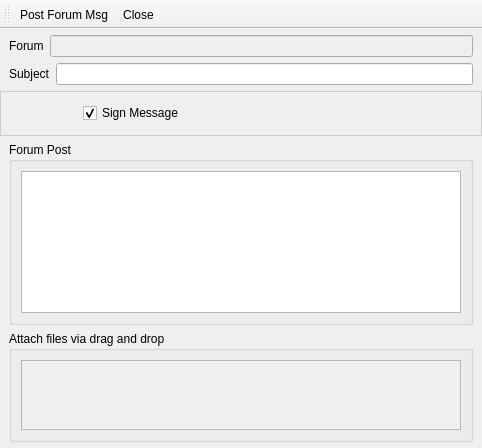
Old version of the form retroshare-gui/src/gui/forums/CreateForumMsg.ui in the repository RetroShare/RetroShare.
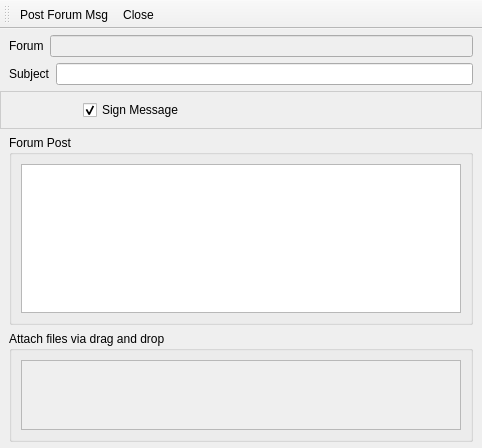
New version of the form. Icons and pictures are not drawn.

Commit message: changed maximum height of the Button frame in CreateForumMsg

Diff of the .ui file:
```diff
--- a/retroshare-gui/src/gui/forums/CreateForumMsg.ui
+++ b/retroshare-gui/src/gui/forums/CreateForumMsg.ui
@@ -91,7 +91,7 @@
         <property name="maximumSize">
          <size>
           <width>16777215</width>
-          <height>48</height>
+          <height>38</height>
          </size>
         </property>
         <property name="styleSheet">
```
